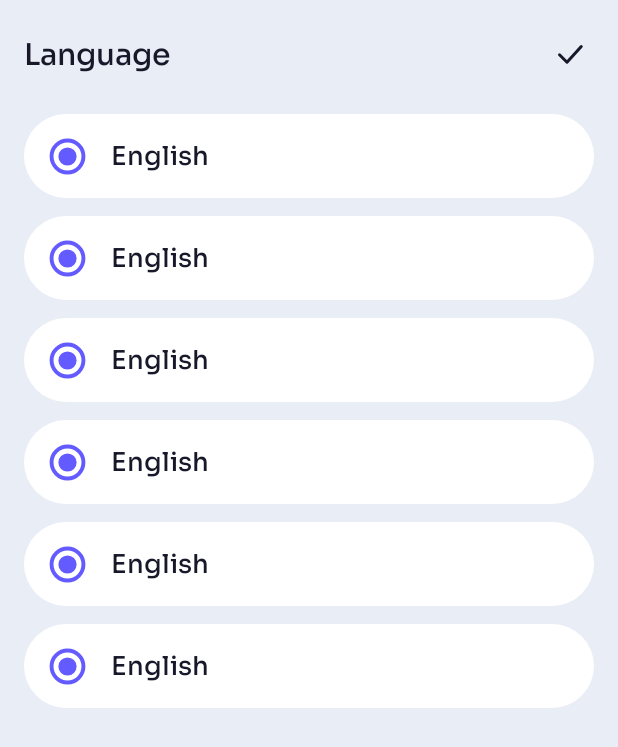
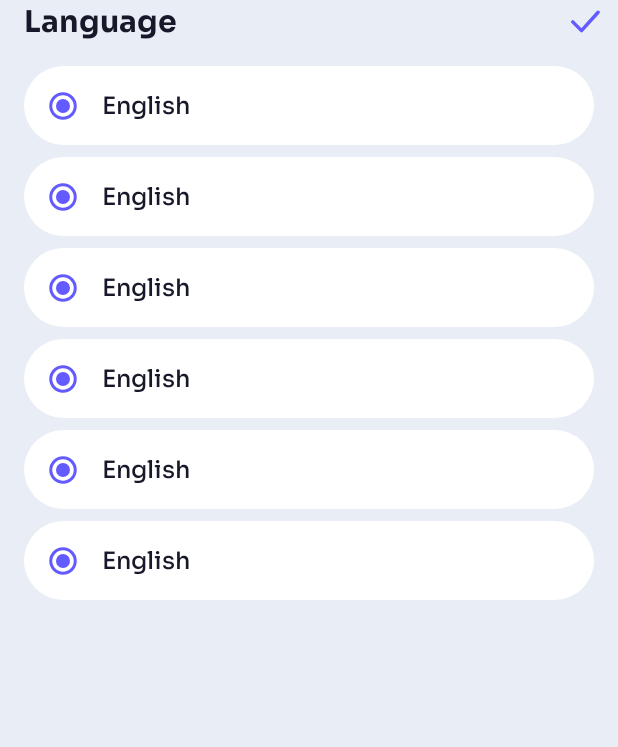
Before and after one commit to Muhammad-muaz-dev/Voice_lock_screen, an Android app: the layout fragment_language.xml on its own in the app's theme, with its tools: preview values and no code run, on a phone screen of 412 x 824 dp. Shown: the top 747 px of the screen. Run offline under Robolectric (Android 15) with nearby library versions, the phone set to English and light mode, and no system bars.

Commit message:
dev_muaz

```diff
--- a/app/src/main/res/drawable/ic_language_done.xml
+++ b/app/src/main/res/drawable/ic_language_done.xml
@@ -6,7 +6,7 @@
     <path
         android:fillColor="@android:color/transparent"
         android:pathData="M5,12.5L10,17.5L19.5,7"
-        android:strokeColor="@color/primary_text"
+        android:strokeColor="@color/primary"
         android:strokeLineCap="round"
         android:strokeLineJoin="round"
         android:strokeWidth="2" />
--- a/app/src/main/res/layout/fragment_language.xml
+++ b/app/src/main/res/layout/fragment_language.xml
@@ -16,7 +16,7 @@
         android:layout_height="wrap_content"
         android:layout_marginStart="@dimen/spacing_lg"
         android:layout_marginEnd="@dimen/spacing_sm"
-        android:fontFamily="@font/sora_medium"
+        android:fontFamily="@font/sora_bold"
         android:text="@string/language"
         android:textColor="@color/primary_text"
         android:textSize="20sp"
@@ -27,13 +27,11 @@
 
     <ImageView
         android:id="@+id/btnContinue"
-        android:layout_width="48dp"
-        android:layout_height="48dp"
-        android:layout_marginTop="@dimen/spacing_md"
+        android:layout_width="28dp"
+        android:layout_height="28dp"
         android:layout_marginEnd="@dimen/spacing_sm"
         android:background="?attr/selectableItemBackgroundBorderless"
         android:contentDescription="@string/continue_text"
-        android:padding="12dp"
         android:src="@drawable/ic_language_done"
         app:layout_constraintEnd_toEndOf="parent"
         app:layout_constraintTop_toTopOf="parent" />
@@ -60,8 +58,6 @@
         android:id="@+id/languageAdContainer"
         android:layout_width="0dp"
         android:layout_height="wrap_content"
-        android:layout_marginHorizontal="@dimen/spacing_lg"
-        android:layout_marginBottom="@dimen/spacing_md"
         android:visibility="gone"
         app:layout_constraintBottom_toBottomOf="parent"
         app:layout_constraintEnd_toEndOf="parent"
--- a/app/src/main/res/layout/fragment_splash.xml
+++ b/app/src/main/res/layout/fragment_splash.xml
@@ -29,11 +29,11 @@
         android:layout_height="wrap_content"
         android:layout_marginHorizontal="@dimen/spacing_xxl"
         android:layout_marginTop="@dimen/spacing_lg"
-        android:fontFamily="@font/sora_semibold"
+        android:fontFamily="@font/sora_bold"
         android:gravity="center"
         android:text="@string/app_name"
         android:textColor="@color/white"
-        android:textSize="20sp"
+        android:textSize="18sp"
         app:layout_constraintBottom_toBottomOf="parent"
         app:layout_constraintEnd_toEndOf="parent"
         app:layout_constraintStart_toStartOf="parent"
@@ -43,7 +43,7 @@
         android:id="@+id/splashProgress"
         style="?android:attr/progressBarStyleHorizontal"
         android:layout_width="0dp"
-        android:layout_height="6dp"
+        android:layout_height="4dp"
         android:layout_marginHorizontal="72dp"
         android:layout_marginBottom="@dimen/spacing_xxl"
         android:indeterminate="false"
@@ -58,8 +58,6 @@
         android:id="@+id/splashAdContainer"
         android:layout_width="0dp"
         android:layout_height="wrap_content"
-        android:layout_marginHorizontal="@dimen/spacing_md"
-        android:layout_marginBottom="@dimen/spacing_md"
         android:visibility="gone"
         app:layout_constraintBottom_toBottomOf="parent"
         app:layout_constraintEnd_toEndOf="parent"
--- a/app/src/main/res/layout/item_language.xml
+++ b/app/src/main/res/layout/item_language.xml
@@ -6,19 +6,18 @@
     android:id="@+id/languageContainer"
     android:layout_width="match_parent"
     android:layout_height="wrap_content"
-    android:layout_marginBottom="@dimen/spacing_md"
+    android:layout_marginBottom="@dimen/spacing_sm"
     android:background="@drawable/bg_language_picker_row"
     android:clickable="true"
     android:focusable="true"
     android:foreground="?attr/selectableItemBackground"
-    android:minHeight="56dp"
     android:paddingHorizontal="@dimen/spacing_lg"
-    android:paddingVertical="@dimen/spacing_md">
+    android:paddingVertical="@dimen/spacing_lg">
 
     <ImageView
         android:id="@+id/imgLanguageSelected"
-        android:layout_width="26dp"
-        android:layout_height="26dp"
+        android:layout_width="20dp"
+        android:layout_height="20dp"
         android:importantForAccessibility="no"
         app:layout_constraintBottom_toBottomOf="parent"
         app:layout_constraintStart_toStartOf="parent"
@@ -33,7 +32,7 @@
         android:layout_marginStart="@dimen/spacing_lg"
         android:fontFamily="@font/sora_medium"
         android:textColor="@color/primary_text"
-        android:textSize="17sp"
+        android:textSize="16sp"
         app:layout_constraintBottom_toBottomOf="parent"
         app:layout_constraintEnd_toEndOf="parent"
         app:layout_constraintStart_toEndOf="@id/imgLanguageSelected"
```
